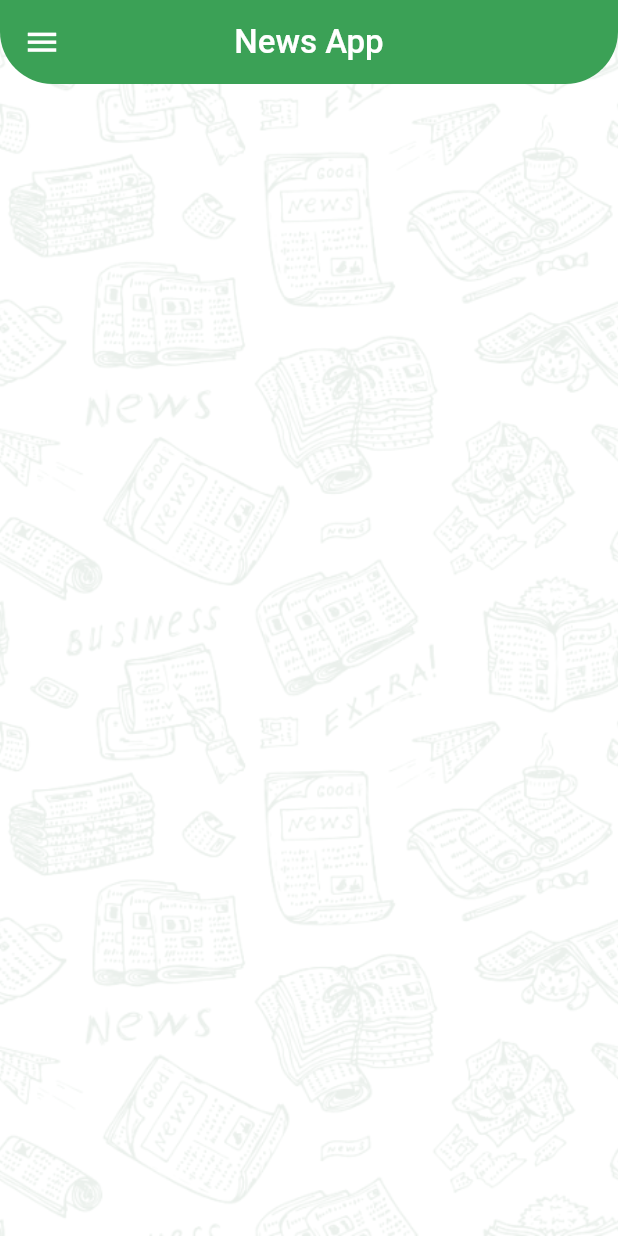
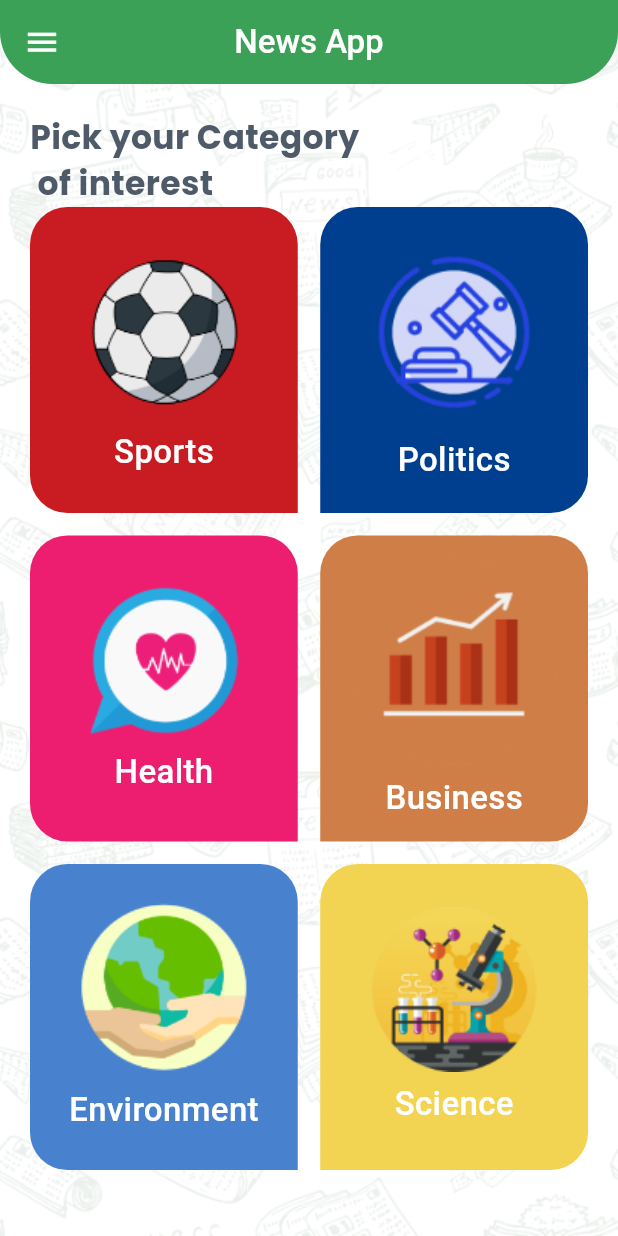
Before and after one commit to basmalahesham/News_App, a Flutter app: the screen it shows after launch, on a phone screen of 412 x 824 dp. Run offline on Flutter 3.47's test engine with Material 3 defaults, Android fonts, the phone set to English and light mode, and no system bars; our stand-ins replace google_fonts; Roboto replaces fonts that are missing (Exo).

Commit message:
add GridView in home_layout_view.dart create grid_view_item_builder.dart

```diff
--- a/lib/layout/home_layout_view.dart
+++ b/lib/layout/home_layout_view.dart
@@ -1,6 +1,7 @@
 import 'package:flutter/material.dart';
 import 'package:google_fonts/google_fonts.dart';
 import 'package:news_app/layout/widgets/custom_drawer.dart';
+import 'package:news_app/layout/widgets/grid_view_item_builder.dart';
 import 'package:news_app/models/category_model.dart';
 
 class HomeLayoutView extends StatefulWidget {
@@ -79,7 +80,39 @@ class _HomeLayoutViewState extends State<HomeLayoutView> {
           ),
         ),
         drawer: const CustomDrawer(),
-        body: Container(),
+        body: Padding(
+          padding: const EdgeInsets.all(20.0),
+          child: Column(
+            crossAxisAlignment: CrossAxisAlignment.start,
+            children: [
+              Text(
+                'Pick your Category \n of interest',
+                textAlign: TextAlign.start,
+                style: GoogleFonts.poppins(
+                  fontWeight: FontWeight.bold,
+                  fontSize: 22,
+                  color: const Color(0xFF4F5A69),
+                ),
+              ),
+              Expanded(
+                child: GridView.builder(
+                  gridDelegate: const SliverGridDelegateWithFixedCrossAxisCount(
+                    crossAxisCount: 2,
+                    mainAxisSpacing: 15,
+                    crossAxisSpacing: 15,
+                    childAspectRatio: 7 / 8,
+                  ),
+                  itemBuilder: (context, index) => GridViewItemBuilder(
+                    categoryModel: categoriesList[index],
+                    index: index,
+                    onClicked: () {},
+                  ),
+                  itemCount: categoriesList.length,
+                ),
+              ),
+            ],
+          ),
+        ),
       ),
     );
   }
--- /dev/null
+++ b/lib/layout/widgets/grid_view_item_builder.dart
@@ -0,0 +1,55 @@
+import 'package:flutter/material.dart';
+import 'package:google_fonts/google_fonts.dart';
+import 'package:news_app/models/category_model.dart';
+
+class GridViewItemBuilder extends StatelessWidget {
+  const GridViewItemBuilder({
+    super.key,
+    required this.categoryModel,
+    required this.index,
+    required this.onClicked,
+  });
+
+  final CategoryModel categoryModel;
+  final int index;
+  final Function onClicked;
+
+  @override
+  Widget build(BuildContext context) {
+    return GestureDetector(
+      onTap: () {
+        onClicked(categoryModel);
+      },
+      child: Container(
+        decoration: BoxDecoration(
+          color: categoryModel.backgroundColor,
+          borderRadius: BorderRadius.only(
+            topLeft: const Radius.circular(25),
+            topRight: const Radius.circular(25),
+            bottomRight:
+                index % 2 == 0 ? const Radius.circular(0) : const Radius.circular(25),
+            bottomLeft:
+                index % 2 == 0 ? const Radius.circular(25) : const Radius.circular(0),
+          ),
+        ),
+        child: Column(
+          mainAxisAlignment: MainAxisAlignment.center,
+          children: [
+            Image.asset(categoryModel.image),
+            const SizedBox(
+              height: 6,
+            ),
+            Text(
+              categoryModel.title,
+              style: GoogleFonts.exo(
+                fontSize: 22,
+                fontWeight: FontWeight.w500,
+                color: Colors.white,
+              ),
+            ),
+          ],
+        ),
+      ),
+    );
+  }
+}
```
